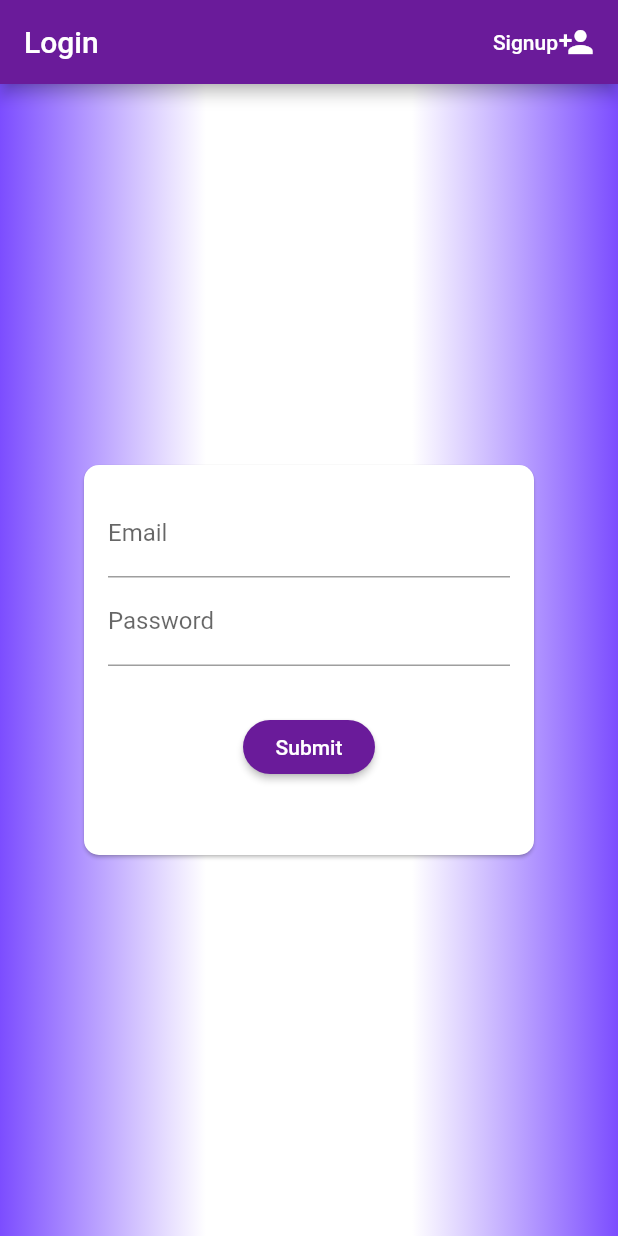
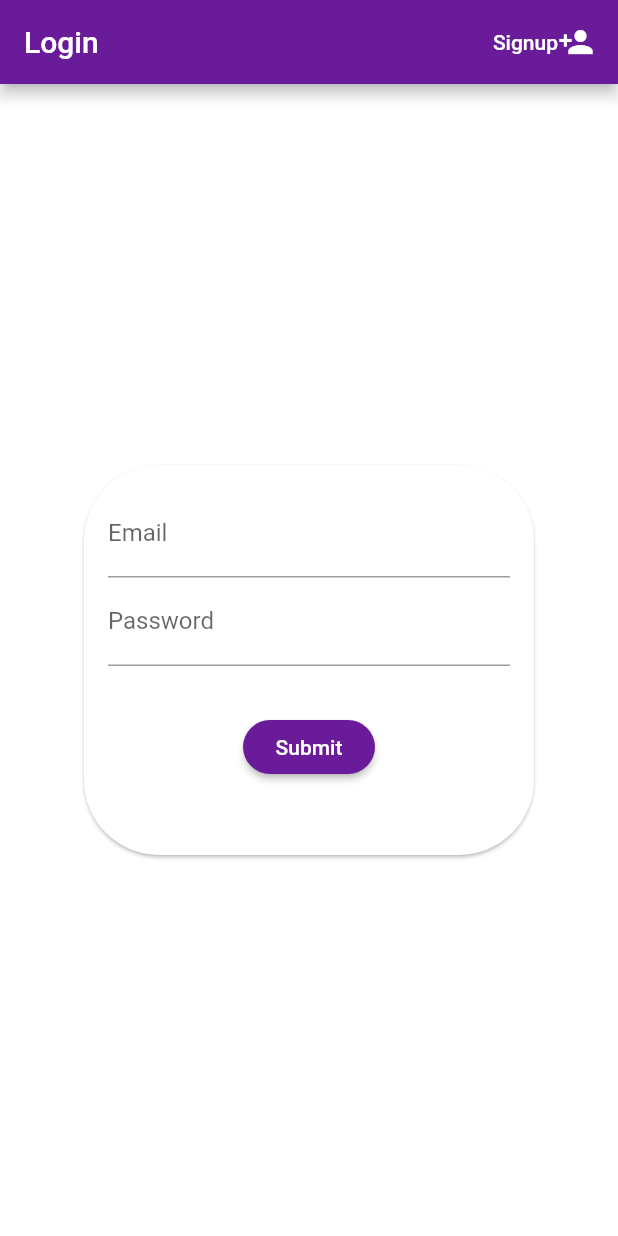
Before and after one commit to shubhsiro/admin_login_app, a Flutter app: the screen it shows after launch, on a phone screen of 412 x 824 dp. Run offline on Flutter 3.47's test engine with Material 2 defaults, Android fonts, the phone set to English and light mode, and no system bars.

Commit message:
images added in folder

```diff
--- a/lib/screens/login_screen.dart
+++ b/lib/screens/login_screen.dart
@@ -83,14 +83,15 @@ class _LoginScreenState extends State<LoginScreen> {
       ),
       body: Stack(
         children: <Widget>[
+          Image.asset('assets/images/signup.png',height: 20.0, width:30.0),
           Container(
             decoration: BoxDecoration(
               gradient: LinearGradient(
                 colors: [
-                  Colors.deepPurpleAccent,
+                  //Colors.deepPurpleAccent,
                   Colors.white,
                   Colors.white,
-                  Colors.deepPurpleAccent,
+                  //Colors.deepPurpleAccent,
                 ]
               )
             ),
@@ -98,7 +99,7 @@ class _LoginScreenState extends State<LoginScreen> {
           Center(
             child: Card(
               shape: RoundedRectangleBorder(
-                borderRadius: BorderRadius.circular(10.0),
+                borderRadius: BorderRadius.circular(50.0),
               ),
               child: Container(
                 height: 260,
--- a/pubspec.yaml
+++ b/pubspec.yaml
@@ -43,9 +43,9 @@ flutter:
   uses-material-design: true
 
   # To add assets to your application, add an assets section, like this:
-  # assets:
-  #  - images/a_dot_burr.jpeg
-  #  - images/a_dot_ham.jpeg
+  assets:
+    - assets/images/signup.png
+    - assets/images/undraw_secure_login_pdn4.png
 
   # An image asset can refer to one or more resolution-specific "variants", see
   # https://flutter.dev/assets-and-images/#resolution-aware.
```
Also changed, not shown: assets/images/signup.png (added), assets/images/undraw_secure_login_pdn4.png (added).
